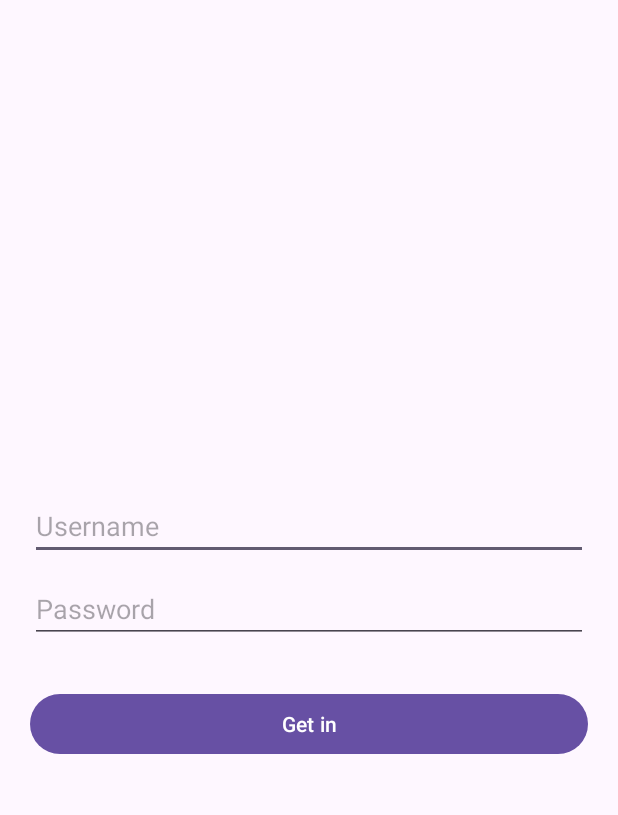
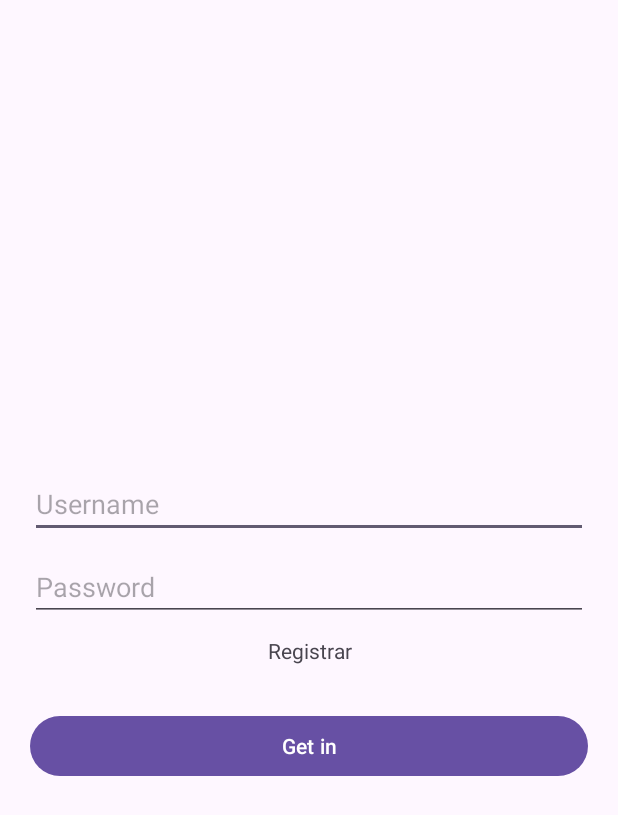
Before and after one commit to mikeegivieer/places, an Android app: the screen it shows after launch (LoginActivity), on a phone screen of 412 x 824 dp. Shown: the top 815 px of the screen. Run offline under Robolectric (Android 15) with nearby library versions, the phone set to English and light mode, and no system bars.

```diff
--- a/app/src/main/res/layout/activity_login.xml
+++ b/app/src/main/res/layout/activity_login.xml
@@ -34,6 +34,14 @@
             android:hint="@string/password"
             android:inputType="textPassword" />
 
+        <TextView
+            android:id="@+id/registerTextView"
+            android:layout_marginTop="@dimen/margin_top_input_text"
+            android:layout_width="match_parent"
+            android:gravity="center_horizontal"
+            android:layout_height="wrap_content"
+            android:text="@string/registrar" />
+
         <Button
             android:id="@+id/button"
             android:layout_width="match_parent"
--- a/app/src/main/res/values/strings.xml
+++ b/app/src/main/res/values/strings.xml
@@ -47,4 +47,5 @@
     <string name="password">Password</string>
     <string name="get_in">Get in</string>
     <string name="register">Register</string>
+    <string name="registrar">Registrar</string>
 </resources>
```
